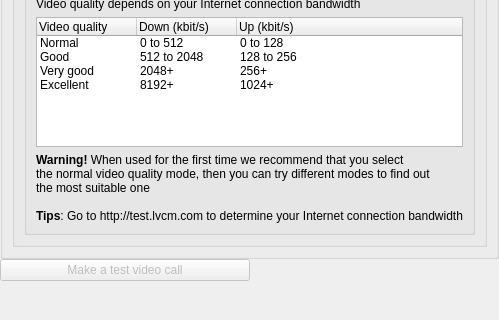
tkrotoff/WengoPhone, file wengophone/src/presentation/qt/config/VideoSettings.ui: the form before one commit; both pictures show x 0 to 499 and y 304 to 624 of the 499 by 624 pixel window.
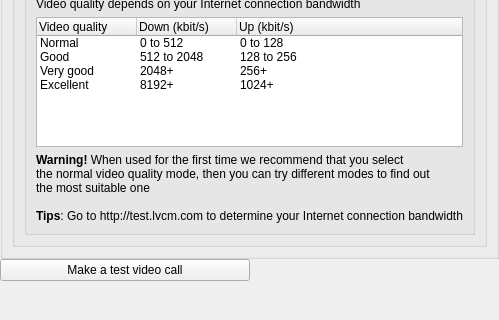
The form after the commit. Icons and pictures are not drawn.

```diff
--- a/wengophone/src/presentation/qt/config/VideoSettings.ui
+++ b/wengophone/src/presentation/qt/config/VideoSettings.ui
@@ -267,9 +267,6 @@
    </item>
    <item row="1" column="0" >
     <widget class="QPushButton" name="makeTestVideoCallButton" >
-     <property name="enabled" >
-      <bool>false</bool>
-     </property>
      <property name="text" >
       <string>Make a test video call</string>
      </property>
```
